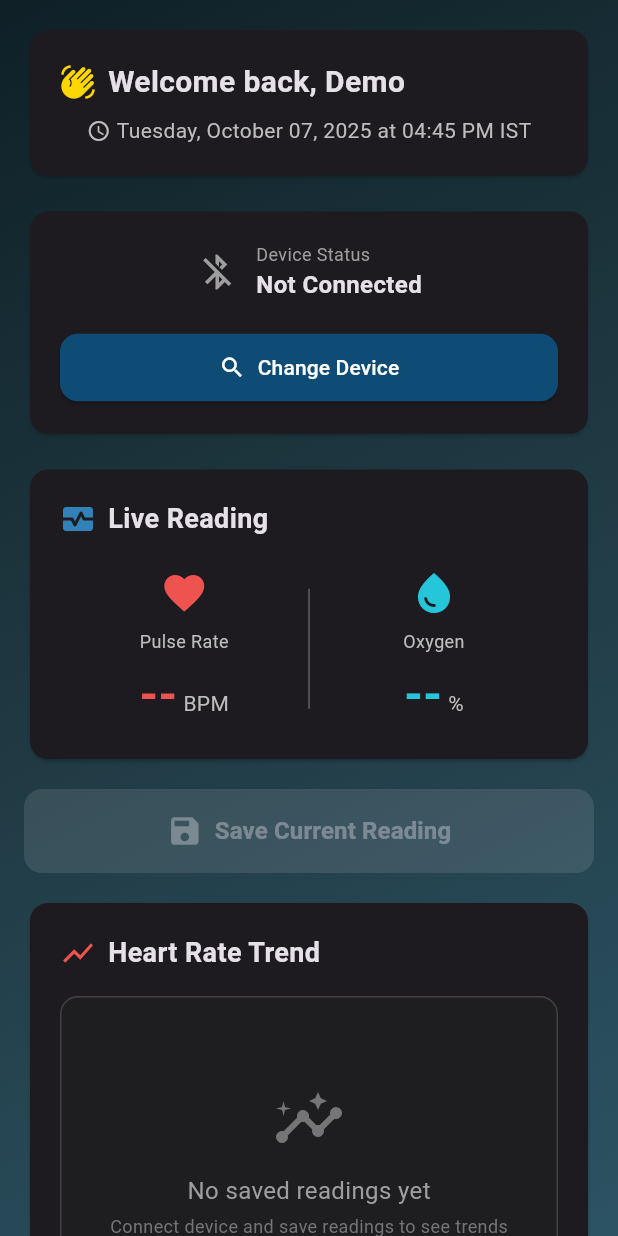
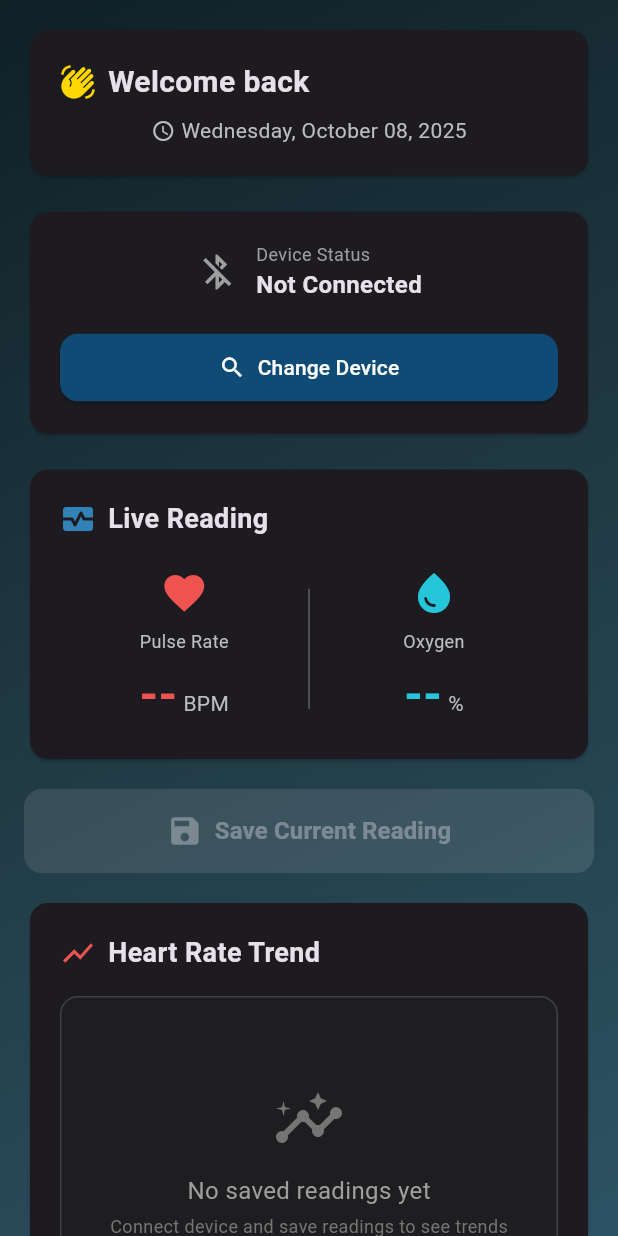
Before and after one commit to VirajDev0109/Vital-Link-The-health-Tracker-, a Flutter app: the screen it shows after launch, on a phone screen of 412 x 824 dp. Run offline on Flutter 3.47's test engine with Material 3 defaults, Android fonts, the phone set to English and light mode, and no system bars; our stand-ins replace fl_chart; missing offline and left inert: win_ble.

Commit message:
updated time and removed demo

```diff
--- a/lib/main.dart
+++ b/lib/main.dart
@@ -572,7 +572,7 @@ class _DashboardPageState extends State<DashboardPage> {
                 Icon(Icons.waving_hand, color: Color(0xFFFFD700), size: 24),
                 SizedBox(width: 8),
                 Text(
-                  "Welcome back, Demo",
+                  "Welcome back",
                   style: TextStyle(fontSize: 20, fontWeight: FontWeight.bold),
                 ),
               ],
@@ -584,7 +584,7 @@ class _DashboardPageState extends State<DashboardPage> {
                 Icon(Icons.access_time, size: 16, color: Colors.grey[400]),
                 const SizedBox(width: 4),
                 Text(
-                  "Tuesday, October 07, 2025 at 04:45 PM IST",
+                  "Wednesday, October 08, 2025",
                   style: TextStyle(color: Colors.grey[400], fontSize: 14),
                 ),
               ],
```
